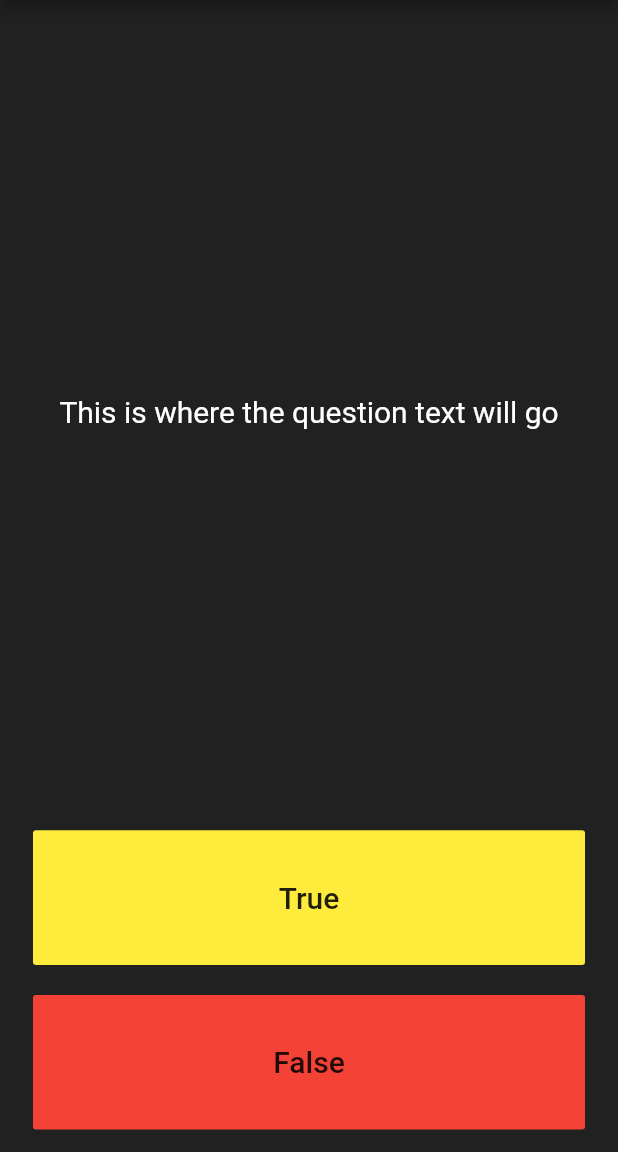
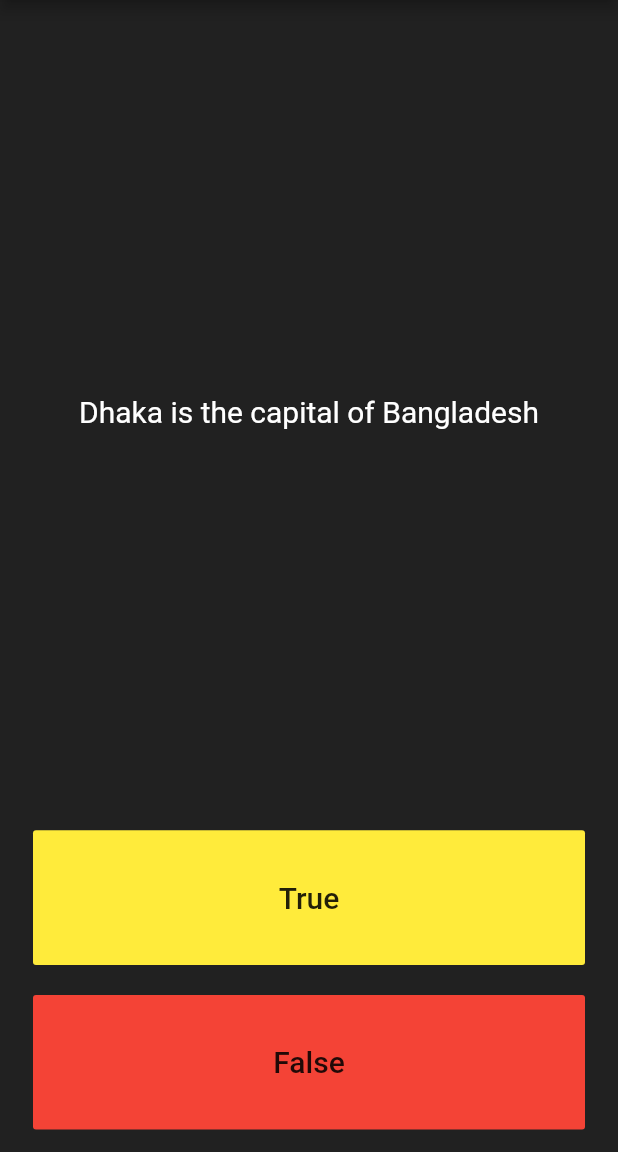
Before and after one commit to Sohag-84/Quiz_App, a Flutter app: the screen it shows after launch, on a phone screen of 412 x 824 dp, the part 84-1236 px from its top. Run offline on Flutter 3.47's test engine with Material 2 defaults, Android fonts, the phone set to English and light mode, and no system bars.

Commit message:
set the question

```diff
--- a/lib/main.dart
+++ b/lib/main.dart
@@ -47,18 +47,22 @@ class _QuizAppState extends State<QuizApp> {
     'Comilla is a division of bangladesh'
   ];
 
+  int questionNumber = 0;
+
   @override
   Widget build(BuildContext context) {
     return Column(
       crossAxisAlignment: CrossAxisAlignment.stretch,
       mainAxisAlignment: MainAxisAlignment.spaceBetween,
       children:  [
-        const Expanded(
+         Expanded(
           flex: 5,
             child: Center(
               child: Padding(
                 padding: EdgeInsets.all(16.0),
-                child: Text("This is where the question text will go",
+                child: Text(
+                  questions.elementAt(questionNumber),
+                  textAlign: TextAlign.center,
                   style: TextStyle(fontSize: 20,color: Colors.white),
                 ),
               ),
```
